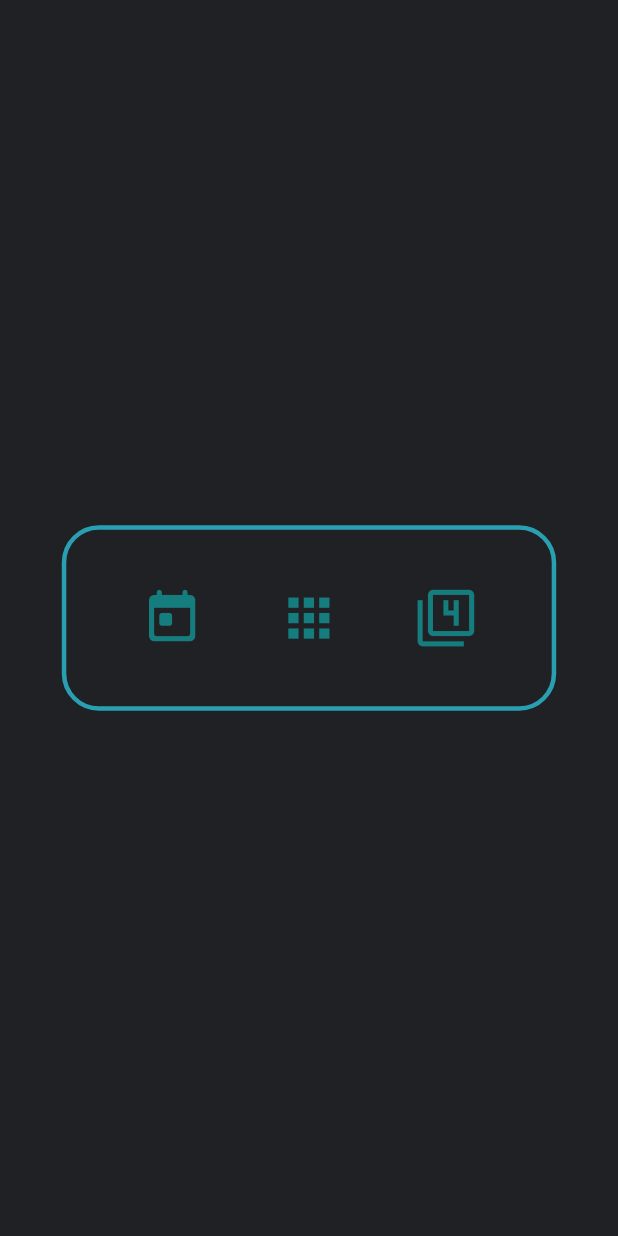
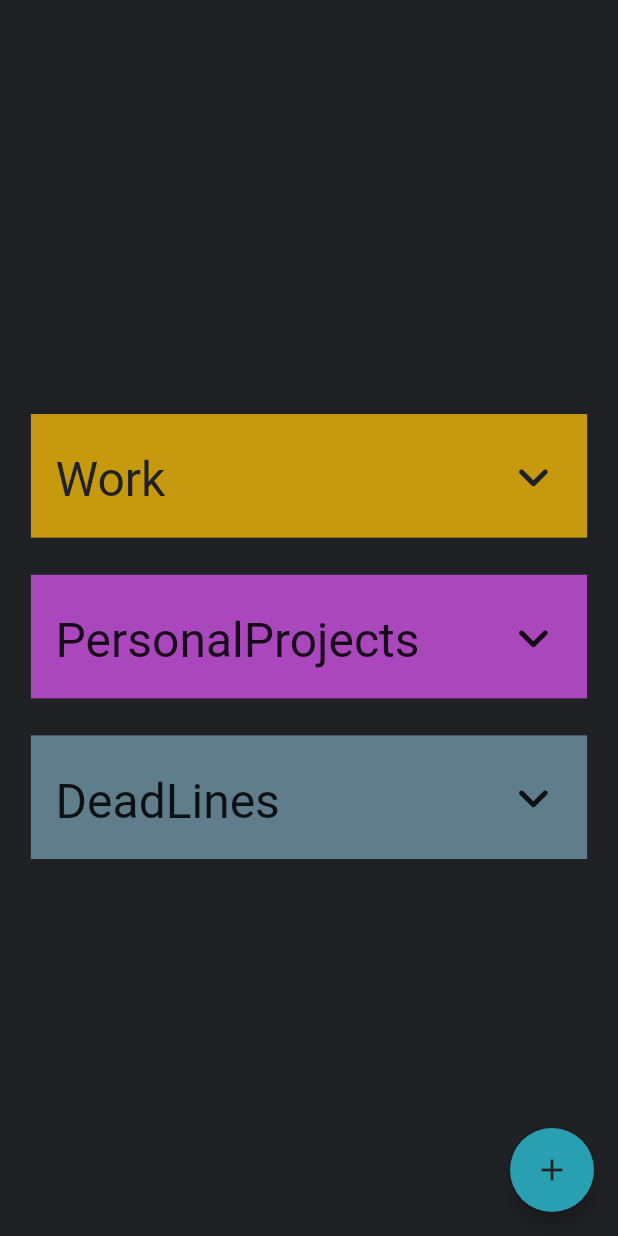
Before and after one commit to jatinkarthik-tripathy/totallyCool-Launcher, a Flutter app: the screen it shows after launch, after a tap on the "today" icon, on a phone screen of 412 x 824 dp. Run offline on Flutter 3.47's test engine with Material 2 defaults, Android fonts, the phone set to English and light mode, and no system bars; missing offline and left inert: device_apps.

Commit message:
todo UI stylying done; need to work on entry and DB

```diff
--- a/lib/main.dart
+++ b/lib/main.dart
@@ -2,6 +2,7 @@ import 'package:flutter/material.dart';
 import 'package:flutter/services.dart';
 import 'package:launcher/screens/apps.dart';
 import 'package:launcher/screens/home.dart';
+import 'package:launcher/screens/todo.dart';
 
 void main() {
   SystemChrome.setSystemUIOverlayStyle(SystemUiOverlayStyle(
@@ -25,6 +26,7 @@ class MyApp extends StatelessWidget {
       routes: <String, WidgetBuilder>{
         '/home': (BuildContext context) => MyHomePage(),
         '/apps': (BuildContext context) => Apps(),
+        '/todo': (BuildContext context) => ToDo(),
       },
     );
   }
--- a/lib/screens/home.dart
+++ b/lib/screens/home.dart
@@ -25,7 +25,7 @@ class MyHomePage extends StatelessWidget {
                 InkWell(
                   enableFeedback: true,
                   highlightColor: Theme.of(context).accentColor,
-                  onTap: () {},
+                  onTap: () => Navigator.pushNamed(context, '/todo'),
                   child: Icon(
                     Icons.today_rounded,
                     color: Theme.of(context).primaryColor,
@@ -35,9 +35,7 @@ class MyHomePage extends StatelessWidget {
                 InkWell(
                   enableFeedback: true,
                   highlightColor: Theme.of(context).accentColor,
-                  onTap: () {
-                    Navigator.pushNamed(context, '/apps');
-                  },
+                  onTap: () => Navigator.pushNamed(context, '/apps'),
                   child: Icon(
                     Icons.apps,
                     color: Theme.of(context).primaryColor,
--- a/lib/screens/todo.dart
+++ b/lib/screens/todo.dart
@@ -0,0 +1,266 @@
+import 'package:flutter/material.dart';
+
+class ToDo extends StatefulWidget {
+  @override
+  _ToDoState createState() => _ToDoState();
+}
+
+class _ToDoState extends State<ToDo> {
+  bool _toggle1 = false;
+  bool _toggle2 = false;
+  bool _toggle3 = false;
+  @override
+  Widget build(BuildContext context) {
+    Size size = MediaQuery.of(context).size;
+    return Scaffold(
+      backgroundColor: Theme.of(context).backgroundColor,
+      body: Center(
+        child: Container(
+          width: size.width * 0.9,
+          height: size.height * 0.9,
+          child: Column(
+            mainAxisAlignment: MainAxisAlignment.center,
+            children: [
+              Container(
+                margin: EdgeInsets.only(top: size.height * 0.03),
+                padding: EdgeInsets.symmetric(
+                  horizontal: size.height * 0.02,
+                  vertical: size.height * 0.015,
+                ),
+                width: size.width * 0.9,
+                height: _toggle1 ? size.height * 0.6 : size.height * 0.1,
+                color: Colors.amber.withOpacity(0.75),
+                child: Column(
+                  children: [
+                    Row(
+                      children: [
+                        Expanded(
+                          child: Container(
+                            padding: EdgeInsets.only(top: size.height * 0.015),
+                            child: Align(
+                              alignment: Alignment.topLeft,
+                              child: Text(
+                                "Work",
+                                textAlign: TextAlign.center,
+                                style: TextStyle(
+                                  fontSize: 32,
+                                  color: Theme.of(context).backgroundColor,
+                                ),
+                              ),
+                            ),
+                          ),
+                        ),
+                        Align(
+                          alignment: Alignment.topRight,
+                          child: IconButton(
+                            icon: Icon(
+                              Icons.keyboard_arrow_down_rounded,
+                              size: size.height * 0.05,
+                              color: Theme.of(context).backgroundColor,
+                            ),
+                            onPressed: () {
+                              setState(() {
+                                _toggle1 = !_toggle1;
+                                _toggle2 = _toggle2 ? !_toggle2 : _toggle2;
+                                _toggle3 = _toggle3 ? !_toggle3 : _toggle3;
+                                print(_toggle1);
+                              });
+                            },
+                          ),
+                        ),
+                      ],
+                    ),
+                    _toggle1
+                        ? Divider(
+                            color: Theme.of(context).backgroundColor,
+                            thickness: 5,
+                          )
+                        : SizedBox(
+                            height: 0,
+                          ),
+                    _toggle1
+                        ? Container(
+                            height: size.height * 0.45,
+                            child: ListView(
+                              physics: BouncingScrollPhysics(),
+                              children: [
+                                ListTile(
+                                  title: Text(
+                                    "test",
+                                    style: TextStyle(fontSize: 24),
+                                  ),
+                                  trailing: IconButton(
+                                    onPressed: () {},
+                                    icon: Icon(
+                                      Icons.info_outline_rounded,
+                                      color: Theme.of(context).backgroundColor,
+                                    ),
+                                  ),
+                                )
+                              ],
+                            ),
+                          )
+                        : SizedBox(
+                            height: 0,
+                          ),
+                  ],
+                ),
+              ),
+              Container(
+                margin: EdgeInsets.only(top: size.height * 0.03),
+                padding: EdgeInsets.symmetric(
+                  horizontal: size.height * 0.02,
+                  vertical: size.height * 0.015,
+                ),
+                width: size.width * 0.9,
+                height: _toggle2 ? size.height * 0.6 : size.height * 0.1,
+                color: Colors.purple[400],
+                child: Column(
+                  children: [
+                    Row(
+                      children: [
+                        Expanded(
+                          child: Container(
+                            padding: EdgeInsets.only(top: size.height * 0.015),
+                            child: Align(
+                              alignment: Alignment.topLeft,
+                              child: Text(
+                                "PersonalProjects",
+                                textAlign: TextAlign.center,
+                                style: TextStyle(
+                                  fontSize: 32,
+                                ),
+                              ),
+                            ),
+                          ),
+                        ),
+                        Align(
+                          alignment: Alignment.topRight,
+                          child: IconButton(
+                            icon: Icon(
+                              Icons.keyboard_arrow_down_rounded,
+                              size: size.height * 0.05,
+                            ),
+                            onPressed: () {
+                              setState(() {
+                                _toggle2 = !_toggle2;
+                                _toggle1 = _toggle1 ? !_toggle1 : _toggle1;
+                                _toggle3 = _toggle3 ? !_toggle3 : _toggle3;
+                                print(_toggle1);
+                              });
+                            },
+                          ),
+                        ),
+                      ],
+                    ),
+                    _toggle2
+                        ? Divider(
+                            color: Theme.of(context).backgroundColor,
+                            thickness: 5,
+                          )
+                        : SizedBox(
+                            height: 0,
+                          ),
+                    _toggle2
+                        ? Container(
+                            height: size.height * 0.45,
+                            child: ListView(
+                              physics: BouncingScrollPhysics(),
+                              children: [
+                                Text("test"),
+                                Text("test"),
+                              ],
+                            ),
+                          )
+                        : SizedBox(
+                            height: 0,
+                          ),
+                  ],
+                ),
+              ),
+              Container(
+                margin: EdgeInsets.only(top: size.height * 0.03),
+                padding: EdgeInsets.symmetric(
+                  horizontal: size.height * 0.02,
+                  vertical: size.height * 0.015,
+                ),
+                width: size.width * 0.9,
+                height: _toggle3 ? size.height * 0.6 : size.height * 0.1,
+                color: Colors.blueGrey,
+                child: Column(
+                  children: [
+                    Row(
+                      children: [
+                        Expanded(
+                          child: Container(
+                            padding: EdgeInsets.only(top: size.height * 0.015),
+                            child: Align(
+                              alignment: Alignment.topLeft,
+                              child: Text(
+                                "DeadLines",
+                                textAlign: TextAlign.center,
+                                style: TextStyle(
+                                  fontSize: 32,
+                                ),
+                              ),
+                            ),
+                          ),
+                        ),
+                        Align(
+                          alignment: Alignment.topRight,
+                          child: IconButton(
+                            icon: Icon(
+                              Icons.keyboard_arrow_down_rounded,
+                              size: size.height * 0.05,
+                            ),
+                            onPressed: () {
+                              setState(() {
+                                _toggle3 = !_toggle3;
+                                _toggle1 = _toggle1 ? !_toggle1 : _toggle1;
+                                _toggle2 = _toggle2 ? !_toggle2 : _toggle2;
+                                print(_toggle1);
+                              });
+                            },
+                          ),
+                        ),
+                      ],
+                    ),
+                    _toggle3
+                        ? Divider(
+                            color: Theme.of(context).backgroundColor,
+                            thickness: 5,
+                          )
+                        : SizedBox(
+                            height: 0,
+                          ),
+                    _toggle3
+                        ? Container(
+                            height: size.height * 0.45,
+                            child: ListView(
+                              physics: BouncingScrollPhysics(),
+                              children: [
+                                Text("test"),
+                                Text("test"),
+                              ],
+                            ),
+                          )
+                        : SizedBox(
+                            height: 0,
+                          ),
+                  ],
+                ),
+              ),
+            ],
+          ),
+        ),
+      ),
+      floatingActionButton: FloatingActionButton(
+        onPressed: () {},
+        child: Icon(
+          Icons.add,
+          color: Theme.of(context).backgroundColor,
+        ),
+      ),
+    );
+  }
+}
```
